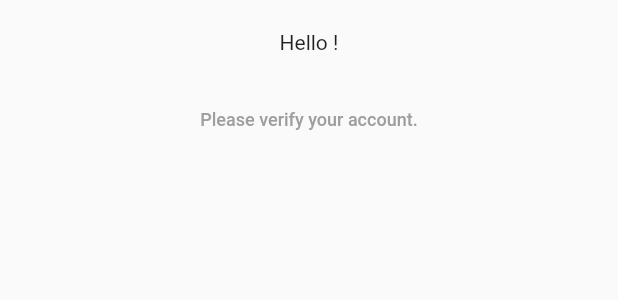
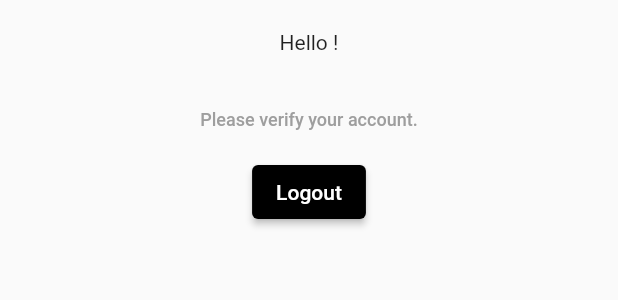
Before and after one commit to sorceryapp/sorcery_client, a Flutter app: the AuthenticatedContent widget shown alone on an empty page, opened directly with empty values, on a phone screen of 412 x 824 dp. Shown: the top 300 px of the screen. Run offline on Flutter 3.47's test engine with Material 2 defaults, Android fonts, the phone set to English and light mode, and no system bars; our stand-ins replace dio, flutter_riverpod, flutter_secure_storage, go_router, isar, rxdart; accounts and stored records are empty; generated files the repository leaves out were written again.

Commit message:
add logout to home screen temporarily

```diff
--- a/lib/src/pages/home_screen.dart
+++ b/lib/src/pages/home_screen.dart
@@ -3,6 +3,7 @@ import 'package:flutter_riverpod/flutter_riverpod.dart';
 import 'package:go_router/go_router.dart';
 import 'package:sorcery_desktop_v3/src/features/authentication/data/auth_repository.dart';
 import 'package:sorcery_desktop_v3/src/features/authentication/domain/user.dart';
+import 'package:sorcery_desktop_v3/src/features/authentication/presentation/logout_form.dart';
 import 'package:url_launcher/link.dart';
 
 import '../routing/router.dart';
@@ -59,6 +60,7 @@ class AuthenticatedContent extends StatelessWidget {
                 ),
               ),
             ),
+          const LogoutForm(),
         ],
       ),
     );
```
